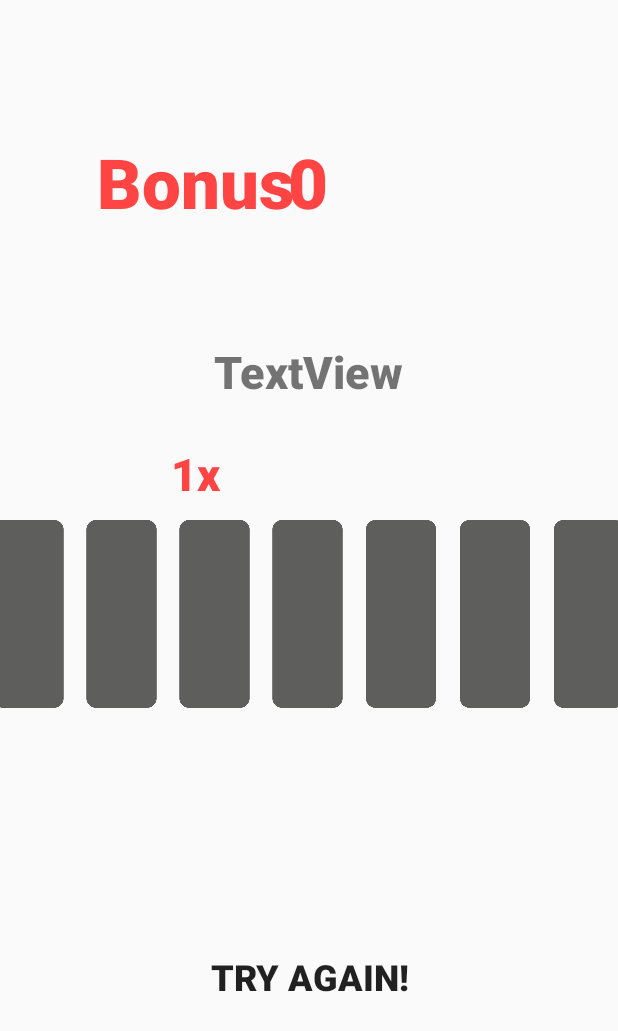
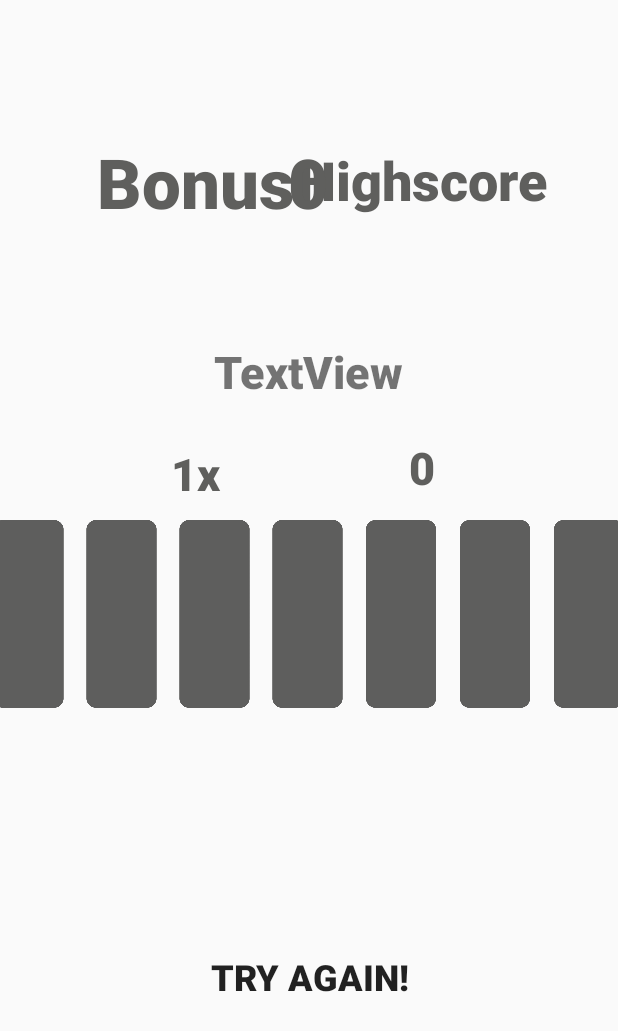
Before and after one commit to Omar-Amin/CardFlipApp, an Android app: the layout activity_main.xml on its own in the app's theme, with its tools: preview values and no code run, on a phone screen of 412 x 824 dp. Shown: the top 1031 px of the screen. Run offline under Robolectric (Android 15) with nearby library versions, the phone set to English and light mode, and no system bars.

Commit message:
Added highscore

```diff
--- a/app/src/main/java/com/example/cardflip/Deck.java
+++ b/app/src/main/java/com/example/cardflip/Deck.java
@@ -1,8 +1,6 @@
 package com.example.cardflip;
 
 import android.graphics.Color;
-import android.util.Pair;
-
 import java.util.ArrayList;
 import java.util.Collections;
 
--- a/app/src/main/res/layout/activity_main.xml
+++ b/app/src/main/res/layout/activity_main.xml
@@ -5,6 +5,44 @@
     android:layout_width="match_parent"
     android:layout_height="match_parent"
     tools:context=".MainActivity">
+
+    <TextView
+        android:id="@+id/highscoreTxt"
+        android:layout_width="186dp"
+        android:layout_height="58dp"
+        android:layout_marginTop="8dp"
+        android:layout_marginBottom="8dp"
+        android:gravity="center"
+        android:text="Highscore"
+        android:textAllCaps="false"
+        android:textColor="@color/greyc2"
+        android:textSize="36sp"
+        app:fontFamily="sans-serif-black"
+        app:layout_constraintBottom_toTopOf="@+id/linearLayout"
+        app:layout_constraintEnd_toEndOf="parent"
+        app:layout_constraintHorizontal_bias="0.835"
+        app:layout_constraintStart_toStartOf="parent"
+        app:layout_constraintTop_toTopOf="parent"
+        app:layout_constraintVertical_bias="0.303" />
+
+    <TextView
+        android:id="@+id/highscoreVal"
+        android:layout_width="186dp"
+        android:layout_height="45dp"
+        android:layout_marginTop="8dp"
+        android:layout_marginBottom="8dp"
+        android:gravity="center"
+        android:text="0"
+        android:textAllCaps="false"
+        android:textColor="@color/greyc2"
+        android:textSize="30sp"
+        app:fontFamily="sans-serif-black"
+        app:layout_constraintBottom_toTopOf="@+id/linearLayout"
+        app:layout_constraintEnd_toEndOf="parent"
+        app:layout_constraintHorizontal_bias="0.835"
+        app:layout_constraintStart_toStartOf="parent"
+        app:layout_constraintTop_toTopOf="parent"
+        app:layout_constraintVertical_bias="0.987" />
 
     <TextView
         android:id="@+id/bonusTxt"
@@ -15,7 +53,7 @@
         android:gravity="center"
         android:text="1x"
         android:textAllCaps="false"
-        android:textColor="@android:color/holo_red_light"
+        android:textColor="@color/greyc2"
         android:textSize="30sp"
         app:fontFamily="sans-serif-black"
         app:layout_constraintBottom_toTopOf="@+id/linearLayout"
@@ -34,7 +72,7 @@
         android:gravity="center"
         android:text="Bonus"
         android:textAllCaps="false"
-        android:textColor="@android:color/holo_red_light"
+        android:textColor="@color/greyc2"
         android:textSize="46sp"
         app:fontFamily="sans-serif-black"
         app:layout_constraintBottom_toTopOf="@+id/linearLayout"
@@ -169,7 +207,7 @@
         android:gravity="center"
         android:text="0"
         android:textAllCaps="false"
-        android:textColor="@android:color/holo_red_light"
+        android:textColor="@color/greyc2"
         android:textSize="46sp"
         app:fontFamily="sans-serif-black"
         app:layout_constraintBottom_toTopOf="@+id/linearLayout"
--- a/app/src/main/res/values/colors.xml
+++ b/app/src/main/res/values/colors.xml
@@ -3,4 +3,5 @@
     <color name="colorPrimary">#35AFDF</color>
     <color name="colorPrimaryDark">#00574B</color>
     <color name="colorAccent">#D81B60</color>
+    <color name="greyc2">#5F5F5D</color>
 </resources>
```
Also changed, not shown: app/src/main/java/com/example/cardflip/MainActivity.java (+74 -35 lines).
